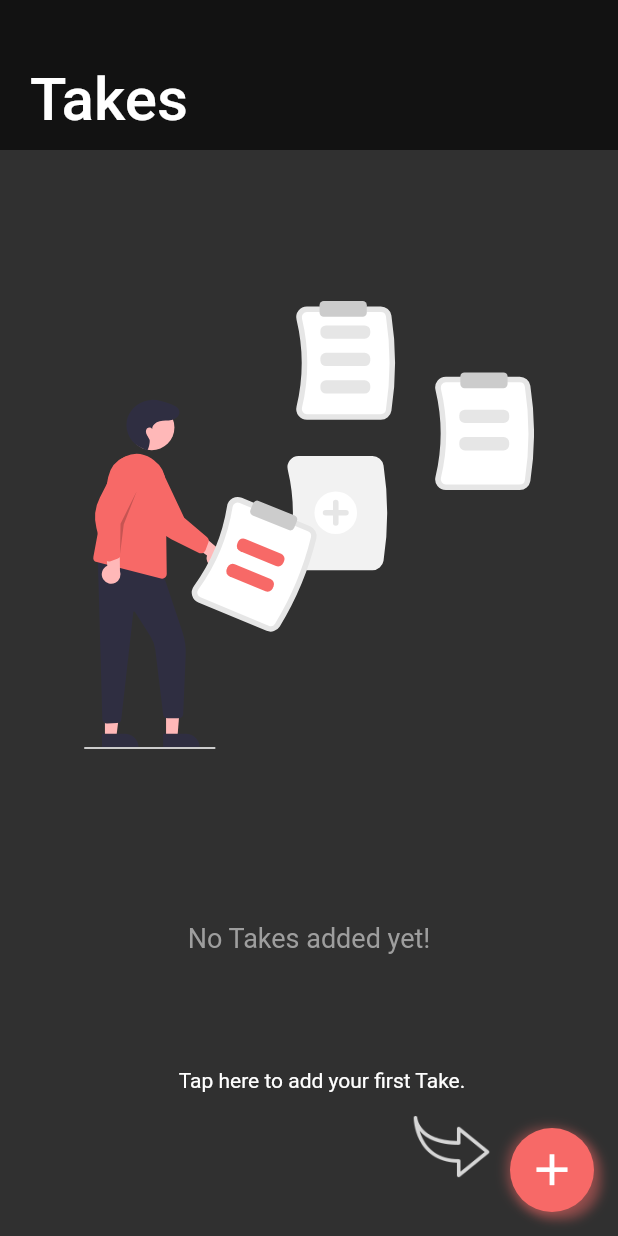
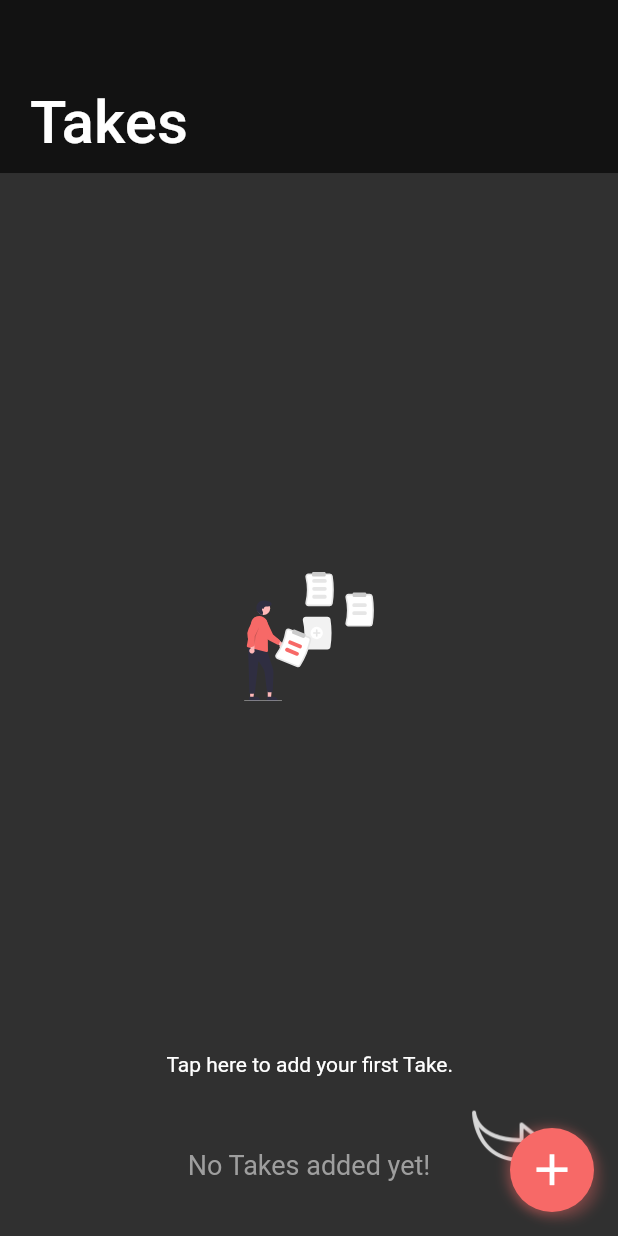
Before and after one commit to vinay416/quick_type, a Flutter app: the screen it shows after launch, on a phone screen of 412 x 824 dp. Run offline on Flutter 3.47's test engine with Material 2 defaults, Android fonts, the phone set to English and light mode, and no system bars; our stand-ins replace cloud_firestore, firebase_auth, firebase_core, flutter_svg, go_router, google_sign_in and 2 more; accounts and stored records are empty.

Commit message:
responsive UI added

```diff
--- a/lib/app_global/widgets/custom_fab.dart
+++ b/lib/app_global/widgets/custom_fab.dart
@@ -12,7 +12,7 @@ class CustomFAB extends StatelessWidget {
       decoration: BoxDecoration(
         boxShadow: [
           BoxShadow(
-              color: AppColors.secondary.withOpacity(0.4),
+            color: AppColors.secondary.withOpacity(0.2),
             offset: const Offset(5, 5),
             blurRadius: 5,
           ),
--- a/lib/app_global/widgets/custom_scaffold.dart
+++ b/lib/app_global/widgets/custom_scaffold.dart
@@ -1,6 +1,7 @@
 import 'package:flutter/material.dart';
 import 'package:quick_takes/app_global/app_colors.dart';
 import 'package:quick_takes/app_global/app_textstyles.dart';
+import 'package:quick_takes/app_global/extension/context_extensions.dart';
 
 class CustomScaffold extends StatelessWidget {
   const CustomScaffold({
@@ -8,6 +9,7 @@ class CustomScaffold extends StatelessWidget {
     this.title,
     this.isSmallAppBar = false,
     this.actions,
+    this.physics,
     this.floatingActionButton,
     super.key,
   });
@@ -16,17 +18,19 @@ class CustomScaffold extends StatelessWidget {
   final bool isSmallAppBar;
   final List<Widget>? actions;
   final Widget? floatingActionButton;
+  final ScrollPhysics? physics;
 
   @override
   Widget build(BuildContext context) {
     return Scaffold(
       body: CustomScrollView(
+        physics: physics,
         slivers: [
           if (title != null)
             SliverAppBar.large(
               automaticallyImplyLeading: false,
               title: Text(title!),
-              expandedHeight: isSmallAppBar ? 100 : null,
+              expandedHeight: isSmallAppBar ? context.pixelHeight(100) : null,
               flexibleSpace: isSmallAppBar
                   ? Padding(
                       padding: const EdgeInsets.only(left: 20),
--- a/lib/home/view/add_take_fab/add_take_fab.dart
+++ b/lib/home/view/add_take_fab/add_take_fab.dart
@@ -14,14 +14,19 @@ class AddTakeFAB extends StatelessWidget {
       clipBehavior: Clip.none,
       children: [
         Positioned(
-          bottom: context.screenHeight(80),
-          right: context.screenCenter / 2.4,
-          child: const Text('Tap here to add your first Take.'),
+          bottom: context.pixelHeight(80),
+          right: context.screenWidth * -0.04,
+          child: SizedBox(
+            width: context.screenWidth,
+            child: const Center(
+              child: Text('Tap here to add your first Take.'),
+            ),
+          ),
         ),
         Positioned(
-          right: context.screenWidth(65),
-          bottom: context.screenHeight(-50),
-          height: context.screenHeight(60),
+          right: context.pixelWidth(65),
+          bottom: context.pixelHeight(-50),
+          height: context.pixelHeight(60),
           child: Transform(
             transform: Matrix4.rotationX(pi),
             child: Image.asset(
--- a/lib/home/view/empty_view/home_empty_view.dart
+++ b/lib/home/view/empty_view/home_empty_view.dart
@@ -13,6 +13,7 @@ class HomeEmptyView extends StatelessWidget {
   @override
   Widget build(BuildContext context) {
     return CustomScaffold(
+      physics: const NeverScrollableScrollPhysics(),
       title: 'Takes',
       isSmallAppBar: true,
       body: Column(
@@ -20,12 +21,12 @@ class HomeEmptyView extends StatelessWidget {
         children: [
           Center(
             child: SizedBox(
-              height: context.screenHeight(500),
-              width: context.screenWidth(300),
+              height: context.pixelHeight(550),
+              width: context.pixelWidth(300),
               child: SvgPicture.asset(AssetSVG.kAddNote),
             ),
           ),
-          SizedBox(height: context.screenHeight(15)),
+          SizedBox(height: context.pixelHeight(30)),
           Text(
             'No Takes added yet!',
             style: AppTextStyles.subTitle,
```
Also changed, not shown: lib/app_global/extension/context_extensions.dart (+58 -7 lines), lib/firebase_options.dart, 6 other files. Lines whose indentation alone changed are shown as unchanged.
